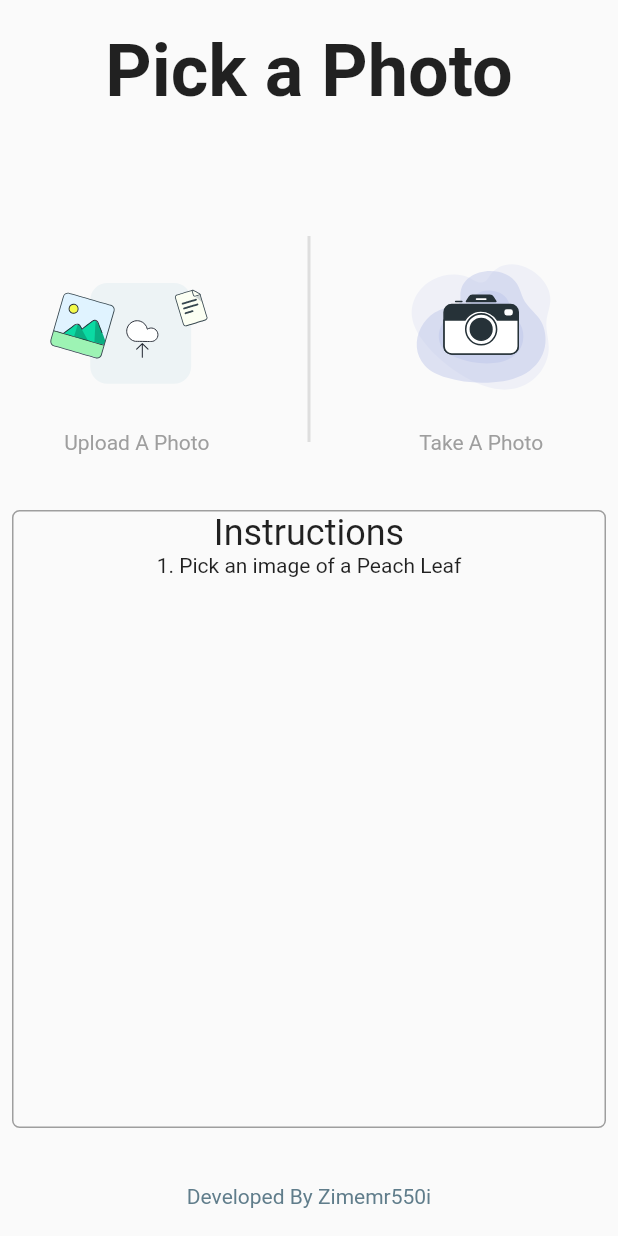
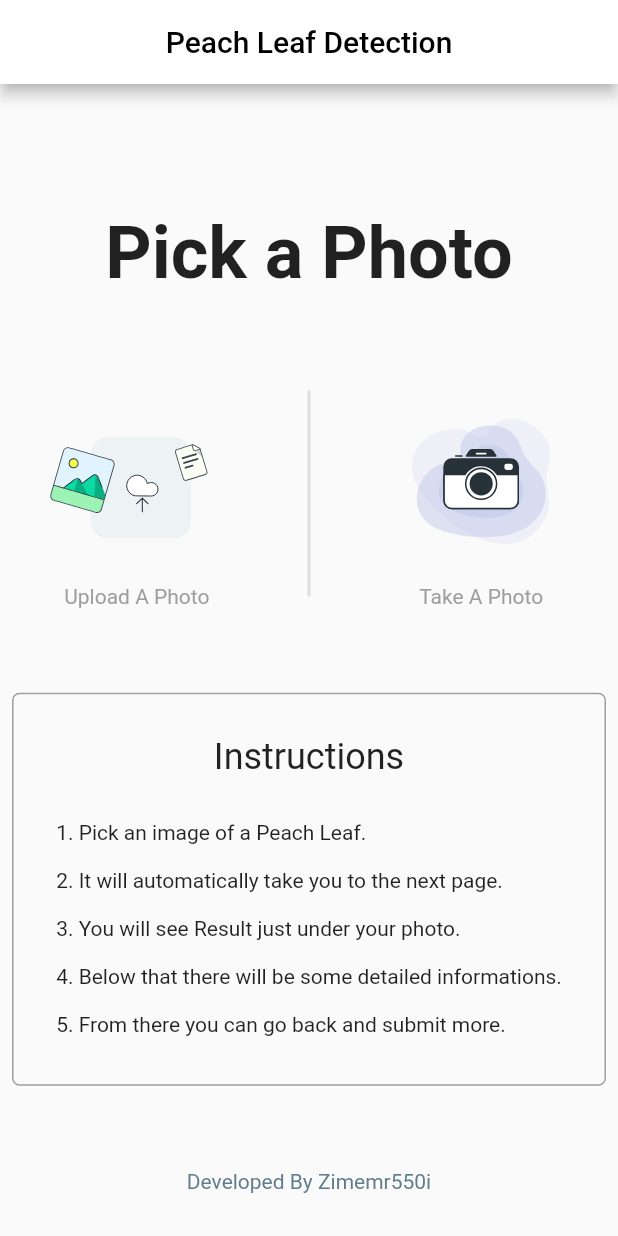
Before and after one commit to Zimmer550i/peach_leaf_detection_app, a Flutter app: the screen it shows after launch, on a phone screen of 412 x 824 dp. Run offline on Flutter 3.47's test engine with Material 2 defaults, Android fonts, the phone set to English and light mode, and no system bars; our stand-ins replace fluttertoast, image_picker, lottie; missing offline and left inert: tflite.

Commit message:
UI Changes
bug - tflite not working on Flutter 3.10

```diff
--- a/assets/labels.txt
+++ b/assets/labels.txt
@@ -1,2 +1,2 @@
+Found Bacterial Spot
 Healthy
-Not Healthy
--- a/lib/main.dart
+++ b/lib/main.dart
@@ -16,9 +16,7 @@ class MyApp extends StatelessWidget {
         primarySwatch: Colors.blue,
         textTheme: Typography.blackMountainView
       ),
-      home: const Scaffold(
-        body: Homepage(),
-      ),
+      home: const Homepage(),
     );
   }
 }
--- a/lib/pages/homepage.dart
+++ b/lib/pages/homepage.dart
@@ -8,15 +8,25 @@ import 'package:image_picker/image_picker.dart';
 import 'package:lottie/lottie.dart';
 import 'package:peach_leaf_detection_app/pages/detection.dart';
 
+import '../utils/constants.dart';
+
 class Homepage extends StatelessWidget {
   const Homepage({super.key});
 
   @override
   Widget build(BuildContext context) {
     return SafeArea(
-      child: Column(
+      child: Scaffold(
+        appBar: AppBar(
+          title: const Text("Peach Leaf Detection"),
+          centerTitle: true,
+          backgroundColor: Colors.white,
+          foregroundColor: Colors.black,
+        ),
+        body: Column(
           mainAxisAlignment: MainAxisAlignment.spaceAround,
           children: [
+            const SizedBox(),
             const Text(
               "Pick a Photo",
               style: TextStyle(
@@ -24,7 +34,6 @@ class Homepage extends StatelessWidget {
                 fontSize: 48,
               ),
             ),
-          const SizedBox(),
             Row(
               mainAxisAlignment: MainAxisAlignment.spaceAround,
               children: [
@@ -34,11 +43,13 @@ class Homepage extends StatelessWidget {
                         .pickImage(source: ImageSource.gallery);
 
                     if (image == null) {
-                    Fluttertoast.showToast(msg: "No Images have been Selected");
+                      Fluttertoast.showToast(
+                          msg: "No Images have been Selected");
                     } else {
                       Navigator.of(context).push(
                         MaterialPageRoute(
-                        builder: (context) => DetectionPage(image: File(image.path)),
+                          builder: (context) =>
+                              DetectionPage(image: File(image.path)),
                         ),
                       );
                     }
@@ -79,7 +90,8 @@ class Homepage extends StatelessWidget {
                         } else {
                           Navigator.of(context).push(
                             MaterialPageRoute(
-                            builder: (context) => DetectionPage(image: File(image.path)),
+                              builder: (context) =>
+                                  DetectionPage(image: File(image.path)),
                             ),
                           );
                         }
@@ -102,6 +114,7 @@ class Homepage extends StatelessWidget {
             ),
             Padding(
               padding: const EdgeInsets.symmetric(horizontal: 8.0),
+              child: Expanded(
                 child: Container(
                   decoration: BoxDecoration(
                     borderRadius: const BorderRadius.all(Radius.circular(5)),
@@ -109,9 +122,9 @@ class Homepage extends StatelessWidget {
                       color: Colors.grey,
                     ),
                   ),
-              height: MediaQuery.of(context).size.height / 2,
                   width: double.infinity,
                   child: instructions(),
+                ),
               ),
             ),
             const Text(
@@ -122,17 +135,21 @@ class Homepage extends StatelessWidget {
             ),
           ],
         ),
+      ),
     );
   }
 
   Column instructions() {
-    return Column(
-      children: const [
+    return const Column(
+      children: [
         Text(
-          "Instructions",
+          "\nInstructions\n",
           style: TextStyle(fontSize: 24),
         ),
-        Text('''1. Pick an image of a Peach Leaf'''),
+        Text(
+          instructionsText,
+          textHeightBehavior: TextHeightBehavior(),
+        ),
       ],
     );
   }
--- /dev/null
+++ b/lib/utils/constants.dart
@@ -0,0 +1,2 @@
+const String instructionsText =
+    "1. Pick an image of a Peach Leaf.\n\n2. It will automatically take you to the next page.\n\n3. You will see Result just under your photo.\n\n4. Below that there will be some detailed informations.\n\n5. From there you can go back and submit more.\n\n";
```
Also changed, not shown: lib/pages/detection.dart (+36 -8 lines), 1 other file. Lines whose indentation alone changed are shown as unchanged.
